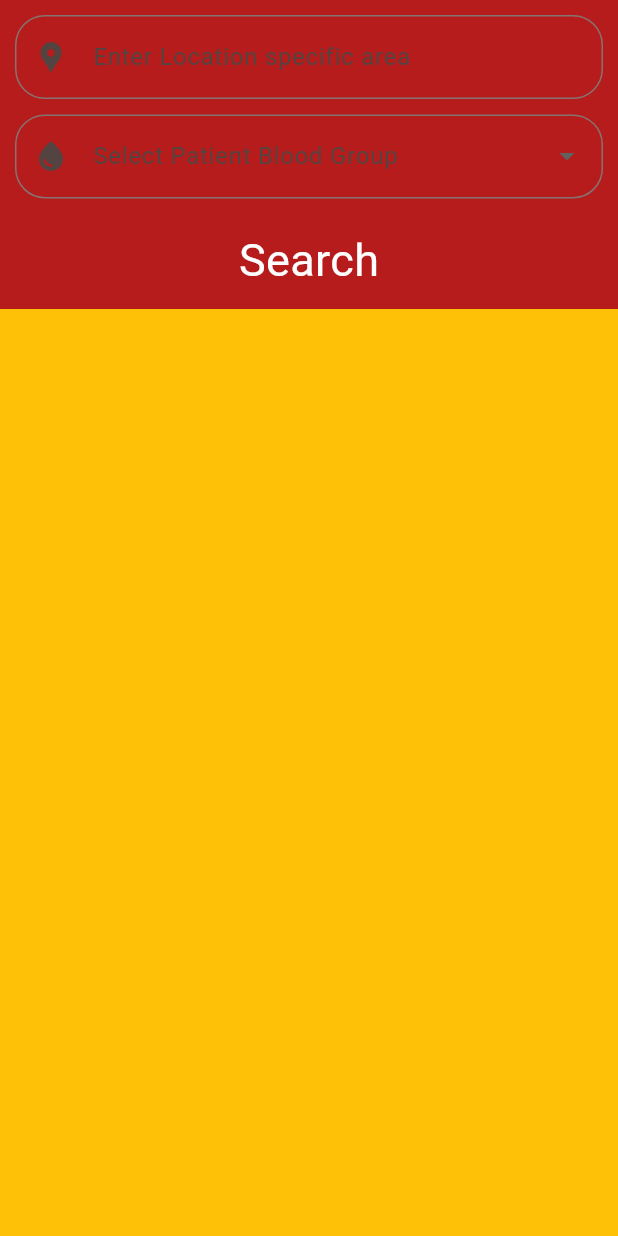
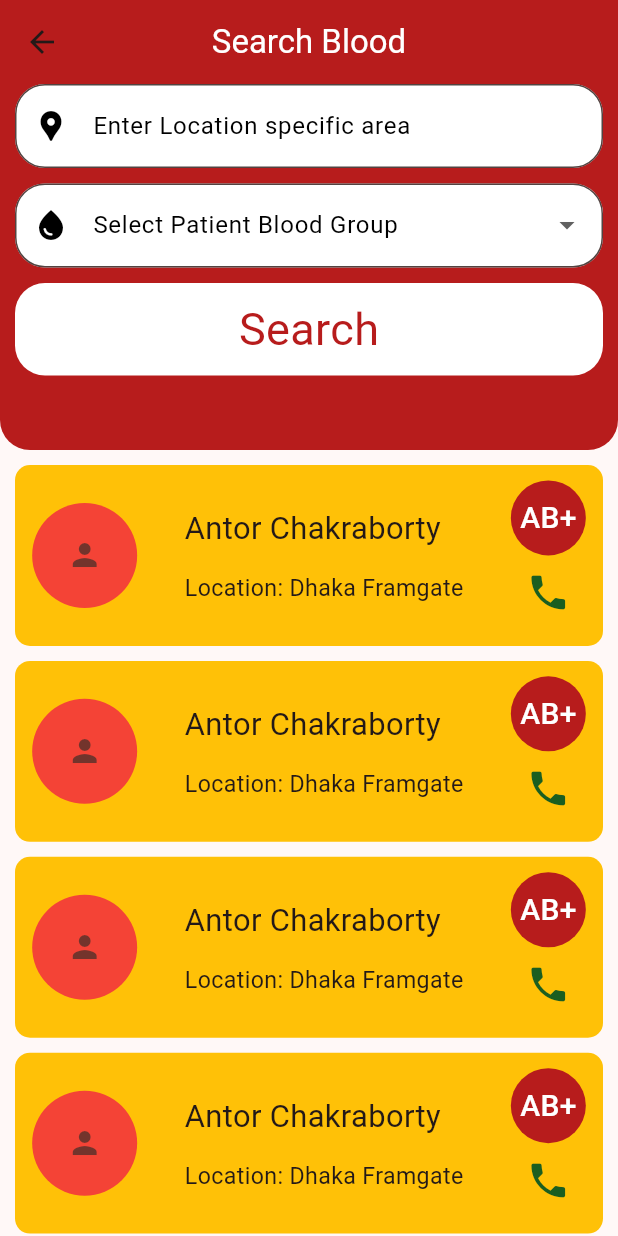
Before and after one commit to ant6000/Blood-Heroes, a Flutter app: the BloodSearchPage screen opened by its route, on a phone screen of 412 x 824 dp. Run offline on Flutter 3.47's test engine with Material 2 defaults, Android fonts, the phone set to English and light mode, and no system bars; our stand-ins replace cloud_firestore, firebase_auth, firebase_core, flutter_otp_text_field, flutter_screenutil, fluttertoast and 1 more; accounts and stored records are empty.

Commit message:
blood search page added

```diff
--- a/lib/blood request feature/view/screens/blood_request_page.dart
+++ b/lib/blood request feature/view/screens/blood_request_page.dart
@@ -210,7 +210,7 @@ class BloodRequestPage extends StatelessWidget {
                     color: Colors.red.shade900,
                     borderRadius: BorderRadius.circular(20)),
                 child: const Center(
-                  child: Text('Register',
+                  child: Text('Request for Blood',
                       style: TextStyle(fontSize: 25, color: Colors.white)),
                 ),
               ),
--- a/lib/blood search feature/view/screens/blood_search.dart
+++ b/lib/blood search feature/view/screens/blood_search.dart
@@ -1,5 +1,7 @@
 import 'package:flutter/material.dart';
 import 'package:flutter_screenutil/flutter_screenutil.dart';
+
+import '../widgets/user_card.dart';
 
 class BloodSearchPage extends StatelessWidget {
   BloodSearchPage({super.key});
@@ -7,27 +9,62 @@ class BloodSearchPage extends StatelessWidget {
   @override
   Widget build(BuildContext context) {
     return Scaffold(
-      appBar: PreferredSize(preferredSize: Size(double.infinity, 200.h), child: Container(
+        appBar: PreferredSize(
+            preferredSize: const Size(double.infinity, 300),
+            child: Container(
+              decoration: BoxDecoration(
+                borderRadius: const BorderRadius.only(
+                    bottomLeft: Radius.circular(20),
+                    bottomRight: Radius.circular(20)),
                 color: Colors.red.shade900,
-        child: Padding(
-        padding: const EdgeInsets.symmetric(horizontal: 10, vertical: 10),
+              ),
               child: Column(
                 children: [
-            TextField(
+                  AppBar(
+                    title: const Text(
+                      ' Search Blood ',
+                      style: TextStyle(color: Colors.white),
+                    ),
+                    centerTitle: true,
+                    backgroundColor: Colors.red.shade900,
+                  ),
+                  Padding(
+                    padding: const EdgeInsets.symmetric(horizontal: 10),
+                    child: TextFormField(
                       decoration: InputDecoration(
-                  prefixIcon: const Icon(Icons.location_pin),
-                  label: const Text('Enter Location specific area'),
+                        fillColor: Colors.white,
+                        filled: true,
+                        prefixIcon: const Icon(
+                          Icons.location_pin,
+                          color: Colors.black,
+                        ),
+                        label: const Text('Enter Location specific area',
+                            style: TextStyle(color: Colors.black)),
                         border: OutlineInputBorder(
-                      borderRadius: BorderRadius.circular(20))),
+                            borderRadius: BorderRadius.circular(20),
+                            borderSide: const BorderSide(
+                                color: Colors.black, width: 1)),
+                      ),
+                    ),
                   ),
                   SizedBox(height: 10.h),
-            DropdownButtonFormField<String>(
+                  Padding(
+                    padding: const EdgeInsets.symmetric(horizontal: 10),
+                    child: DropdownButtonFormField<String>(
                       borderRadius: BorderRadius.circular(20),
                       decoration: InputDecoration(
-                  prefixIcon: const Icon(Icons.water_drop),
-                  label: const Text('Select Patient Blood Group'),
+                          fillColor: Colors.white,
+                          filled: true,
+                          prefixIcon: const Icon(
+                            Icons.water_drop,
+                            color: Colors.black,
+                          ),
+                          label: const Text('Select Patient Blood Group',
+                              style: TextStyle(color: Colors.black)),
                           border: OutlineInputBorder(
-                      borderRadius: BorderRadius.circular(20))),
+                              borderRadius: BorderRadius.circular(20),
+                              borderSide: const BorderSide(
+                                  color: Colors.white, width: 1))),
                       value: bloodGroup,
                       onChanged: (value) {
                         bloodGroup = value;
@@ -39,37 +76,74 @@ class BloodSearchPage extends StatelessWidget {
                         return null;
                       },
                       items: const [
-                DropdownMenuItem<String>(value: 'A+', child: Text('A+')),
-                DropdownMenuItem<String>(value: 'A-', child: Text('A-')),
-                DropdownMenuItem<String>(value: 'B+', child: Text('B+')),
-                DropdownMenuItem<String>(value: 'B-', child: Text('B-')),
-                DropdownMenuItem<String>(value: 'O+', child: Text('O+')),
-                DropdownMenuItem<String>(value: 'O-', child: Text('O-')),
-                DropdownMenuItem<String>(value: 'AB+', child: Text('AB+')),
-                DropdownMenuItem<String>(value: 'AB-', child: Text('AB-')),
                         DropdownMenuItem<String>(
-                    value: 'Not Sure', child: Text('Not Sure')),
+                            value: 'A+', child: Text('A+')),
+                        DropdownMenuItem<String>(
+                            value: 'A-', child: Text('A-')),
+                        DropdownMenuItem<String>(
+                            value: 'B+', child: Text('B+')),
+                        DropdownMenuItem<String>(
+                            value: 'B-', child: Text('B-')),
+                        DropdownMenuItem<String>(
+                            value: 'O+', child: Text('O+')),
+                        DropdownMenuItem<String>(
+                            value: 'O-', child: Text('O-')),
+                        DropdownMenuItem<String>(
+                            value: 'AB+', child: Text('AB+')),
+                        DropdownMenuItem<String>(
+                            value: 'AB-', child: Text('AB-')),
+                        DropdownMenuItem<String>(
+                            value: 'All', child: Text('All')),
                       ],
                     ),
+                  ),
                   SizedBox(height: 10.h),
-            Container(
+                  Padding(
+                    padding: const EdgeInsets.symmetric(horizontal: 10),
+                    child: Container(
                       height: 60.h,
                       width: double.infinity,
                       decoration: BoxDecoration(
-                color: Colors.red.shade900,
+                        color: Colors.white,
                         borderRadius: BorderRadius.circular(20),
                       ),
-              child: const Center(
+                      child: Center(
                           child: Text(
                         'Search',
-                style: TextStyle(fontSize: 30, color: Colors.white),
+                        style:
+                            TextStyle(fontSize: 30, color: Colors.red.shade900),
                       )),
+                    ),
                   )
                 ],
               ),
+            )),
+        body: Padding(
+          padding: const EdgeInsets.symmetric(horizontal: 10),
+          child: ListView(
+            children: [
+              SizedBox(height: 10),
+              UserCard(),
+              SizedBox(height: 10),
+              UserCard(),
+              SizedBox(height: 10),
+              UserCard(),
+              SizedBox(height: 10),
+              UserCard(),
+              SizedBox(height: 10),
+              UserCard(),
+              SizedBox(height: 10),
+              UserCard(),
+              SizedBox(height: 10),
+              UserCard(),
+              SizedBox(height: 10),
+              UserCard(),
+              SizedBox(height: 10),
+              UserCard(),
+              SizedBox(height: 10),
+              UserCard(),
+            ],
           ),
-      )),
-      body: Container(color: Colors.amber,)
-    );
+        ));
   }
 }
--- /dev/null
+++ b/lib/blood search feature/view/widgets/user_card.dart
@@ -0,0 +1,59 @@
+import 'package:flutter/material.dart';
+import 'package:flutter_screenutil/flutter_screenutil.dart';
+
+class UserCard extends StatelessWidget {
+  const UserCard({super.key});
+
+  @override
+  Widget build(BuildContext context) {
+    return Container(
+      decoration: BoxDecoration(
+          borderRadius: BorderRadius.circular(10), color: Colors.amber),
+      child: Padding(
+        padding: EdgeInsets.symmetric(horizontal: 10.w, vertical: 10.h),
+        child: Row(
+          mainAxisAlignment: MainAxisAlignment.spaceBetween,
+          children: [
+            const CircleAvatar(
+              radius: 35,
+              backgroundColor: Colors.red,
+              child: Icon(Icons.person),
+            ),
+            Column(
+              crossAxisAlignment: CrossAxisAlignment.start,
+              children: [
+                Text('Antor Chakraborty', style: TextStyle(fontSize: 20.sp)),
+                SizedBox(
+                  height: 15,
+                ),
+                Text('Location: Dhaka Framgate',
+                    style: TextStyle(fontSize: 15.sp)),
+              ],
+            ),
+            Column(
+              children: [
+                CircleAvatar(
+                  radius: 25,
+                  backgroundColor: Colors.red.shade900,
+                  child: Text('AB+',
+                      style: TextStyle(fontSize: 20, color: Colors.white)),
+                ),
+                GestureDetector(
+                  onTap: () {},
+                  child: CircleAvatar(
+                      backgroundColor: Colors.transparent,
+                      radius: 25,
+                      child: Icon(
+                        Icons.phone,
+                        size: 30,
+                        color: Colors.green.shade900,
+                      )),
+                )
+              ],
+            )
+          ],
+        ),
+      ),
+    );
+  }
+}
--- a/lib/home page/home_page.dart
+++ b/lib/home page/home_page.dart
@@ -7,6 +7,7 @@ import 'feature_card.dart';
 class HomePage extends StatelessWidget {
   HomePage({super.key});
   final authController = Get.find<AuthController>();
+  bool darkMode = false;
   final List featureList = [
     'Blood Search',
     'Blood Request',
@@ -93,6 +94,14 @@ class HomePage extends StatelessWidget {
                 onTap: () {},
               ),
               ListTile(
+                  title: const Text('Dark Theme'),
+                  leading: const Icon(Icons.dark_mode),
+                  trailing: Switch(
+                    value: darkMode,
+                    onChanged: (value) {
+                    },
+                  )),
+              ListTile(
                 title: Text(
                   'Logout',
                   style: TextStyle(color: Colors.red.shade900),
--- a/lib/main.dart
+++ b/lib/main.dart
@@ -43,7 +43,7 @@ class MyApp extends StatelessWidget {
             ),
             initialRoute: '/login',
             getPages: [
-              GetPage(name: '/login', page: () => BloodSearchPage()),
+              GetPage(name: '/login', page: () => LoginPage()),
               GetPage(name: '/registraiton', page: () => RegistrationPage()),
               GetPage(name: '/phoneNumber', page: () =>  PhoneNumberPage()),
               GetPage(name: '/otp', page: () =>  OtpPage()),
```
Lines whose indentation alone changed are shown as unchanged.
